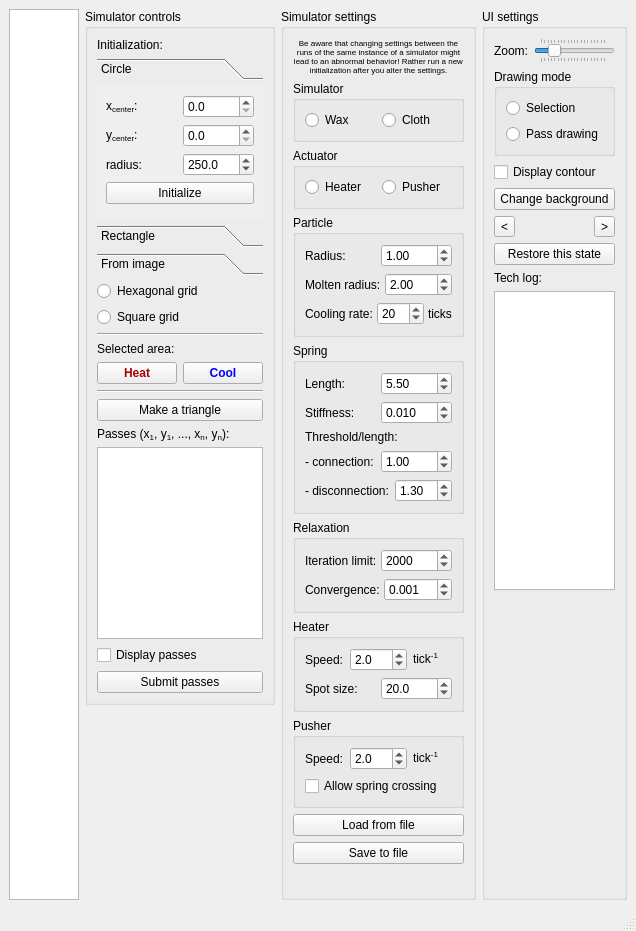
The window that simulator/ui/mainwindow.ui (dantrag/spring_simulator) describes before a commit, drawn with Qt 5.
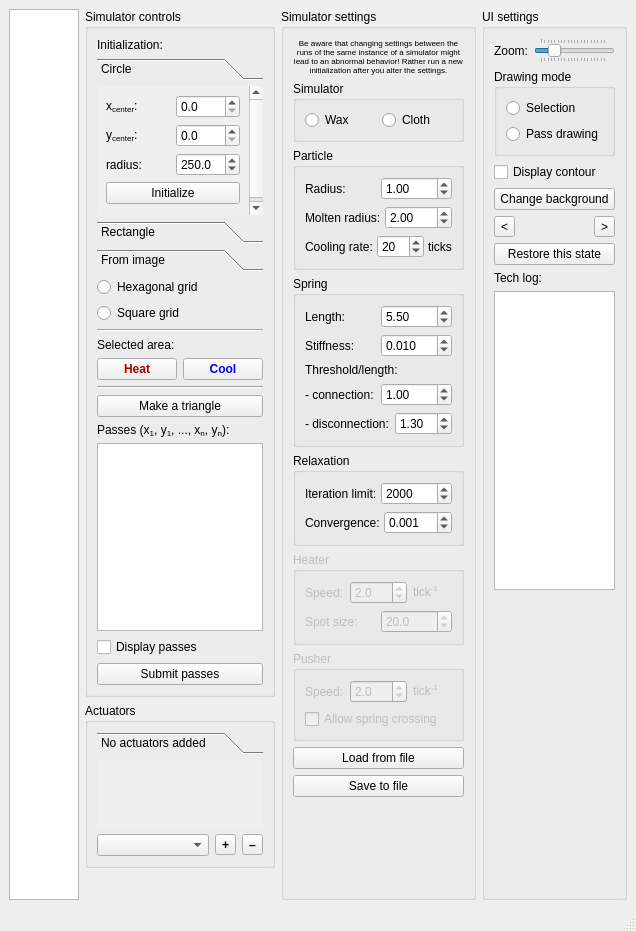
The same window after the commit. The open tabs and pages were chosen to show the change.

Commit message: Added UI for actuators setup

What changed in the file:
```diff
--- a/simulator/ui/mainwindow.ui
+++ b/simulator/ui/mainwindow.ui
@@ -47,7 +47,7 @@
              <rect>
               <x>0</x>
               <y>0</y>
-              <width>168</width>
+              <width>154</width>
               <height>139</height>
              </rect>
             </property>
@@ -491,6 +491,68 @@
         </layout>
        </widget>
       </item>
+      <item>
+       <widget class="QGroupBox" name="static50">
+        <property name="title">
+         <string>Actuators</string>
+        </property>
+        <layout class="QVBoxLayout" name="layout38">
+         <item>
+          <widget class="QToolBox" name="actuator_list">
+           <property name="currentIndex">
+            <number>0</number>
+           </property>
+           <widget class="QWidget" name="actuator_placeholder_widget">
+            <property name="geometry">
+             <rect>
+              <x>0</x>
+              <y>0</y>
+              <width>168</width>
+              <height>68</height>
+             </rect>
+            </property>
+            <attribute name="label">
+             <string>No actuators added</string>
+            </attribute>
+           </widget>
+          </widget>
+         </item>
+         <item>
+          <layout class="QHBoxLayout" name="layout40">
+           <item>
+            <widget class="QComboBox" name="actuator_type_list"/>
+           </item>
+           <item>
+            <widget class="QToolButton" name="add_actuator_button">
+             <property name="font">
+              <font>
+               <weight>75</weight>
+               <bold>true</bold>
+              </font>
+             </property>
+             <property name="text">
+              <string>+</string>
+             </property>
+            </widget>
+           </item>
+           <item>
+            <widget class="QToolButton" name="remove_actuator_button">
+             <property name="font">
+              <font>
+               <weight>75</weight>
+               <bold>true</bold>
+              </font>
+             </property>
+             <property name="text">
+              <string>–</string>
+             </property>
+            </widget>
+           </item>
+          </layout>
+         </item>
+        </layout>
+       </widget>
+      </item>
       <item>
        <spacer name="static12">
         <property name="orientation">
@@ -559,35 +621,6 @@
          </layout>
         </widget>
        </item>
-       <item>
-        <widget class="QGroupBox" name="static50">
-         <property name="title">
-          <string>Actuator</string>
-         </property>
-         <layout class="QHBoxLayout" name="layout38">
-          <item>
-           <widget class="QRadioButton" name="heater_button">
-            <property name="text">
-             <string>Heater</string>
-            </property>
-            <attribute name="buttonGroup">
-             <string notr="true">actuator_button_group</string>
-            </attribute>
-           </widget>
-          </item>
-          <item>
-           <widget class="QRadioButton" name="pusher_button">
-            <property name="text">
-             <string>Pusher</string>
-            </property>
-            <attribute name="buttonGroup">
-             <string notr="true">actuator_button_group</string>
-            </attribute>
-           </widget>
-          </item>
-         </layout>
-        </widget>
-       </item>
        <item>
         <widget class="QGroupBox" name="static16">
          <property name="title">
@@ -904,6 +937,9 @@
        </item>
        <item>
         <widget class="QGroupBox" name="static2">
+         <property name="enabled">
+          <bool>false</bool>
+         </property>
          <property name="title">
           <string>Heater</string>
          </property>
@@ -977,6 +1013,9 @@
        </item>
        <item>
         <widget class="QGroupBox" name="static52">
+         <property name="enabled">
+          <bool>false</bool>
+         </property>
          <property name="title">
           <string>Pusher</string>
          </property>
```
Left out of the diff: 5 changed lines with no effect on the pictures. The commit also changes 15 other files.
